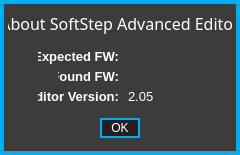
Qt form standalone/advanced/forms/aboutform.ui (Muse-Kinetics/softstep_editor) before a commit.
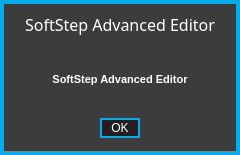
The same form after that commit.

Commit message: -Previous commit was Basic editor only -Advanced editor now updates firmware -Advanced editor can update presets in Standalone mode -TODO: Hosted mode

What changed in the file:
```diff
--- a/standalone/advanced/forms/aboutform.ui
+++ b/standalone/advanced/forms/aboutform.ui
@@ -199,52 +199,30 @@
     <widget class="QLabel" name="label">
      <property name="geometry">
       <rect>
-       <x>30</x>
-       <y>40</y>
-       <width>81</width>
-       <height>16</height>
+       <x>0</x>
+       <y>41</y>
+       <width>224</width>
+       <height>61</height>
       </rect>
      </property>
      <property name="focusPolicy">
       <enum>Qt::NoFocus</enum>
      </property>
      <property name="styleSheet">
-      <string notr="true">font: bold 10pt;</string>
+      <string notr="true">font: bold 8pt;</string>
      </property>
      <property name="text">
-      <string>Expected FW:</string>
+      <string>SoftStep Advanced Editor</string>
      </property>
      <property name="alignment">
-      <set>Qt::AlignRight|Qt::AlignTrailing|Qt::AlignVCenter</set>
+      <set>Qt::AlignCenter</set>
      </property>
     </widget>
     <widget class="QLabel" name="label_2">
      <property name="geometry">
       <rect>
-       <x>50</x>
-       <y>60</y>
-       <width>61</width>
-       <height>16</height>
-      </rect>
-     </property>
-     <property name="focusPolicy">
-      <enum>Qt::NoFocus</enum>
-     </property>
-     <property name="styleSheet">
-      <string notr="true">font: bold 10pt;</string>
-     </property>
-     <property name="text">
-      <string>Found FW:</string>
-     </property>
-     <property name="alignment">
-      <set>Qt::AlignRight|Qt::AlignTrailing|Qt::AlignVCenter</set>
-     </property>
-    </widget>
-    <widget class="QLabel" name="label_3">
-     <property name="geometry">
-      <rect>
        <x>0</x>
-       <y>0</y>
+       <y>1</y>
        <width>224</width>
        <height>31</height>
       </rect>
@@ -266,100 +244,12 @@
 </string>
      </property>
      <property name="text">
-      <string>About SoftStep Advanced Editor</string>
+      <string>SoftStep Advanced Editor</string>
      </property>
      <property name="alignment">
       <set>Qt::AlignCenter</set>
      </property>
     </widget>
-    <widget class="QLabel" name="expected">
-     <property name="geometry">
-      <rect>
-       <x>120</x>
-       <y>40</y>
-       <width>111</width>
-       <height>16</height>
-      </rect>
-     </property>
-     <property name="focusPolicy">
-      <enum>Qt::NoFocus</enum>
-     </property>
-     <property name="styleSheet">
-      <string notr="true">font: 10pt;</string>
-     </property>
-     <property name="text">
-      <string/>
-     </property>
-     <property name="alignment">
-      <set>Qt::AlignLeading|Qt::AlignLeft|Qt::AlignVCenter</set>
-     </property>
-    </widget>
-    <widget class="QLabel" name="found">
-     <property name="geometry">
-      <rect>
-       <x>120</x>
-       <y>60</y>
-       <width>111</width>
-       <height>16</height>
-      </rect>
-     </property>
-     <property name="focusPolicy">
-      <enum>Qt::NoFocus</enum>
-     </property>
-     <property name="styleSheet">
-      <string notr="true">font: 10pt;</string>
-     </property>
-     <property name="text">
-      <string/>
-     </property>
-     <property name="alignment">
-      <set>Qt::AlignLeading|Qt::AlignLeft|Qt::AlignVCenter</set>
-     </property>
-    </widget>
-    <widget class="QLabel" name="label_4">
-     <property name="geometry">
-      <rect>
-       <x>30</x>
-       <y>80</y>
-       <width>81</width>
-       <height>16</height>
-      </rect>
-     </property>
-     <property name="focusPolicy">
-      <enum>Qt::NoFocus</enum>
-     </property>
-     <property name="styleSheet">
-      <string notr="true">font: bold 10pt;</string>
-     </property>
-     <property name="text">
-      <string>Editor Version:</string>
-     </property>
-     <property name="alignment">
-      <set>Qt::AlignRight|Qt::AlignTrailing|Qt::AlignVCenter</set>
-     </property>
-    </widget>
-    <widget class="QLabel" name="editor_version">
-     <property name="geometry">
-      <rect>
-       <x>120</x>
-       <y>80</y>
-       <width>111</width>
-       <height>16</height>
-      </rect>
-     </property>
-     <property name="focusPolicy">
-      <enum>Qt::NoFocus</enum>
-     </property>
-     <property name="styleSheet">
-      <string notr="true">font: 10pt;</string>
-     </property>
-     <property name="text">
-      <string>2.05</string>
-     </property>
-     <property name="alignment">
-      <set>Qt::AlignLeading|Qt::AlignLeft|Qt::AlignVCenter</set>
-     </property>
-    </widget>
    </widget>
   </widget>
  </widget>
```
Left out of the diff: 4 changed lines with no effect on the pictures. The commit also changes 18 other files.
